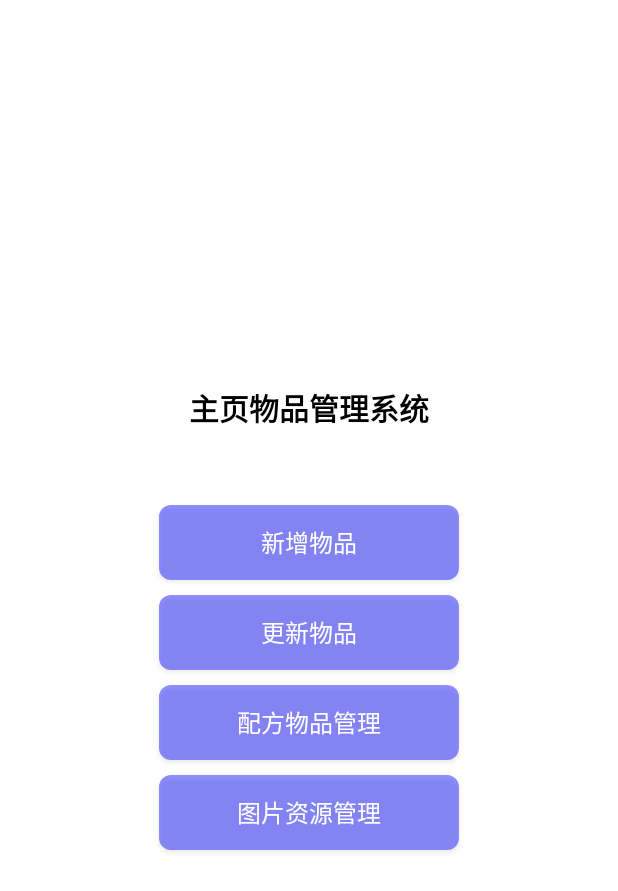
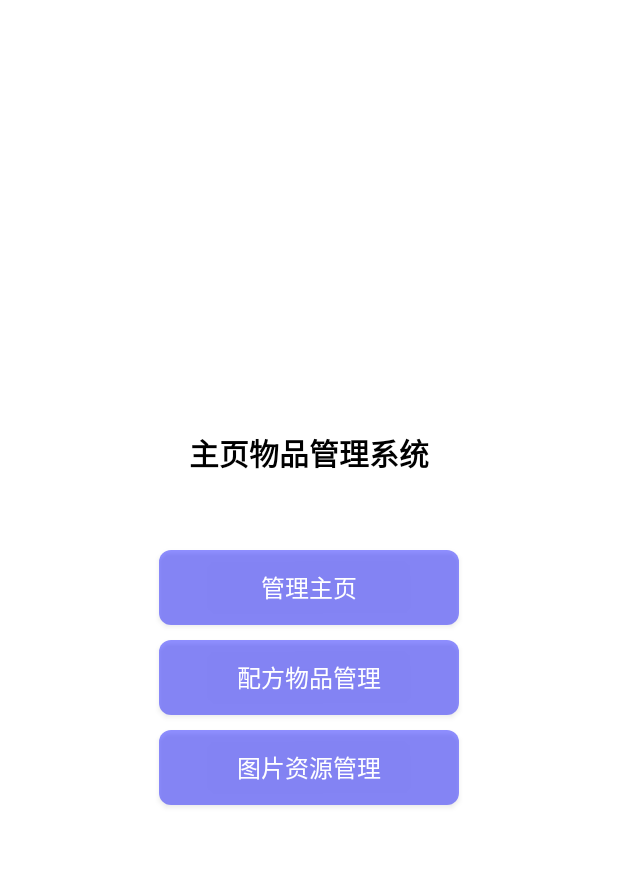
Before and after one commit to oangecheng/tools, an Android app: the DstHomepageActivity screen opened directly, with no data from a screen before it, on a phone screen of 412 x 824 dp. Shown: the top 891 px of the screen. Run offline under Robolectric (Android 15) with nearby library versions, the phone set to English and light mode, and no system bars; our stand-ins replace RxJava; network calls fail.

Commit message:
优化代码

```diff
--- /dev/null
+++ b/dstclient/src/main/java/com/orange/zax/dstclient/BackPressInterceptor.kt
@@ -0,0 +1,11 @@
+package com.orange.zax.dstclient
+
+/**
+ * Time: 2024/12/11
+ * Author: chengzhi@kuaishou.com
+ * Simple is better than complex ~
+ * Desc:
+ */
+interface BackPressInterceptor {
+  fun intercept() : Boolean
+}
--- a/dstclient/src/main/java/com/orange/zax/dstclient/biz/homepage/DstHomepageActivity.kt
+++ b/dstclient/src/main/java/com/orange/zax/dstclient/biz/homepage/DstHomepageActivity.kt
@@ -2,6 +2,7 @@ package com.orange.zax.dstclient.biz.homepage
 
 import android.os.Bundle
 import android.view.View
+import com.orange.zax.dstclient.BackPressInterceptor
 import com.orange.zax.dstclient.R
 import com.orange.zax.dstclient.app.DstActivity
 import com.orange.zax.dstclient.app.onClickFilter
@@ -29,13 +30,9 @@ class DstHomepageActivity : DstActivity() {
 
 
   override fun onBind(data: Bundle?) {
-    findViewById<View>(R.id.add).onClickFilter {
-      change(PageAdd.instance())
+    findViewById<View>(R.id.manage).onClickFilter {
+      change(PageMain.instance())
     }
-    findViewById<View>(R.id.update).onClickFilter {
-      change(PageUpdate.instance())
-    }
-
     findViewById<View>(R.id.prefab).onClickFilter {
       change(PageItem.instance(ItemType.RECIPE))
     }
@@ -46,6 +43,14 @@ class DstHomepageActivity : DstActivity() {
   }
 
   override fun onBackPressed() {
+    val frg = supportFragmentManager.fragments
+    frg.forEach {
+      if (it is BackPressInterceptor) {
+        if (it.intercept()) {
+          return
+        }
+      }
+    }
     if (supportFragmentManager.backStackEntryCount > 0) {
       supportFragmentManager.popBackStack()
     } else {
--- a/dstclient/src/main/java/com/orange/zax/dstclient/biz/homepage/PageAdd.kt
+++ b/dstclient/src/main/java/com/orange/zax/dstclient/biz/homepage/PageAdd.kt
@@ -40,9 +40,8 @@ class PageAdd private constructor() : PageBase() {
     )
   }
 
-  override fun onViewCreated(view: View, savedInstanceState: Bundle?) {
-    super.onViewCreated(view, savedInstanceState)
-    btnAction.text = "新增物品"
+  override fun title(): String {
+    return "新增物品"
   }
 
   override fun onAction(data: ItemData) {
--- a/dstclient/src/main/java/com/orange/zax/dstclient/biz/homepage/PageBase.kt
+++ b/dstclient/src/main/java/com/orange/zax/dstclient/biz/homepage/PageBase.kt
@@ -207,6 +207,7 @@ open class PageBase : BaseFragment() {
     spTech.setSelection(data.gainType - 1)
     updateTabText(data.tabs)
     setRecipe(data.recipes)
+    Glide.with(this@PageBase).load(data.image).into(imagePre)
   }
 
   private fun updateTabText(tabs : List<Int>?) {
--- a/dstclient/src/main/java/com/orange/zax/dstclient/biz/homepage/data/ItemCache.kt
+++ b/dstclient/src/main/java/com/orange/zax/dstclient/biz/homepage/data/ItemCache.kt
@@ -1,7 +1,13 @@
 package com.orange.zax.dstclient.biz.homepage.data
 
+import androidx.lifecycle.LifecycleOwner
+import androidx.lifecycle.MutableLiveData
+import androidx.lifecycle.Observer
+import com.orange.zax.dstclient.api.ErrorConsumer
 import com.orange.zax.dstclient.api.ResponseFunction
 import com.orange.zax.dstclient.api.XGson
+import com.orange.zax.dstclient.biz.homepage.ItemData
+import com.orange.zax.dstclient.biz.homepage.ItemInfo
 import com.orange.zax.dstclient.biz.homepage.PageApiService
 import io.reactivex.android.schedulers.AndroidSchedulers
 
@@ -13,10 +19,13 @@ import io.reactivex.android.schedulers.AndroidSchedulers
  */
 object ItemCache {
   private val ITEMS = HashMap<Int, MutableMap<String, Prefab>>()
+  private val NORMAL = HashMap<String, ItemData>()
+  private val NORMAL_LIVE = MutableLiveData<List<ItemData>>()
 
   fun init() {
     request(ItemType.RECIPE)
     request(ItemType.IMAGE)
+    normal()
   }
 
   fun items(type: Int): List<Prefab> {
@@ -27,8 +36,37 @@ object ItemCache {
     return ITEMS[type]?.get(id)
   }
 
+  fun observeNormal(owner: LifecycleOwner, observer: Observer<List<ItemData>>) {
+    NORMAL_LIVE.observe(owner, observer)
+  }
+
+  fun normals(): List<ItemData> {
+    return NORMAL.map { it.value }
+  }
+
+  private fun normal() {
+    val d = PageApiService.get()
+      .typeItems(ItemType.NORMAL)
+      .map(ResponseFunction())
+      .map { resp -> resp.items.map { XGson.parse(it.data, ItemData::class.java)!! } }
+      .observeOn(AndroidSchedulers.mainThread())
+      .subscribe({
+        it.forEach { i ->
+          NORMAL[i.id] = i
+        }
+        NORMAL_LIVE.value = it
+      }, {
+        ErrorConsumer().accept(it)
+      })
+  }
+
   fun cache(type: Int, item : Prefab) {
     ITEMS[type]?.put(item.id, item)
+  }
+
+  fun cache(itemData: ItemData) {
+    NORMAL[itemData.id] = itemData
+    NORMAL_LIVE.value = NORMAL.map { it.value }
   }
 
   private fun request(type: Int) {
--- a/dstclient/src/main/res/layout/dst_fragment_container_layout.xml
+++ b/dstclient/src/main/res/layout/dst_fragment_container_layout.xml
@@ -8,7 +8,7 @@
     android:layout_width="match_parent"
     android:layout_height="match_parent" />
 
-  <include layout="@layout/dst_homepage_main"/>
+  <include layout="@layout/dst_homepage_activity"/>
 
   <FrameLayout
     android:id="@+id/container"
--- /dev/null
+++ b/dstclient/src/main/res/layout/dst_homepage_activity.xml
@@ -0,0 +1,36 @@
+<?xml version="1.0" encoding="utf-8"?>
+<LinearLayout xmlns:android="http://schemas.android.com/apk/res/android"
+  android:layout_width="match_parent"
+  android:layout_height="match_parent"
+  android:gravity="center"
+  android:orientation="vertical">
+
+  <TextView
+    style="@style/DialogTitle"
+    android:text="主页物品管理系统"
+    android:layout_width="wrap_content"
+    android:layout_height="wrap_content"
+    android:layout_marginBottom="50dp"/>
+
+  <Button
+    android:id="@+id/manage"
+    style="@style/DstBtnStyle"
+    android:layout_width="@dimen/dst_btn_width_medium"
+    android:text="管理主页" />
+
+  <Button
+    android:id="@+id/prefab"
+    style="@style/DstBtnStyle"
+    android:layout_width="@dimen/dst_btn_width_medium"
+    android:layout_marginTop="@dimen/dst_vertical_margin_small"
+    android:text="配方物品管理" />
+
+
+  <Button
+    android:id="@+id/image"
+    style="@style/DstBtnStyle"
+    android:layout_width="@dimen/dst_btn_width_medium"
+    android:layout_marginTop="@dimen/dst_vertical_margin_small"
+    android:text="图片资源管理" />
+
+</LinearLayout>
--- a/dstclient/src/main/res/values/strings.xml
+++ b/dstclient/src/main/res/values/strings.xml
@@ -28,4 +28,9 @@
   <string name="dst_skin_register">上架皮肤</string>
   <string name="dst_skin_update">更新皮肤</string>
 
+
+  <string name="dst_home_main_title">物品管理</string>
+  <string name="dst_home_main_add">新增物品</string>
+
+
 </resources>
```
Also changed, not shown: dstclient/src/main/java/com/orange/zax/dstclient/biz/homepage/PageMain.kt (added, +134 -0 lines), dstclient/src/main/java/com/orange/zax/dstclient/biz/homepage/PageUpdate.kt (+16 -28 lines), dstclient/src/main/res/layout/dst_homepage_main.xml (+38 -32 lines), dstclient/src/main/res/layout/dst_homepage_main_item.xml (added, +47 -0 lines).
